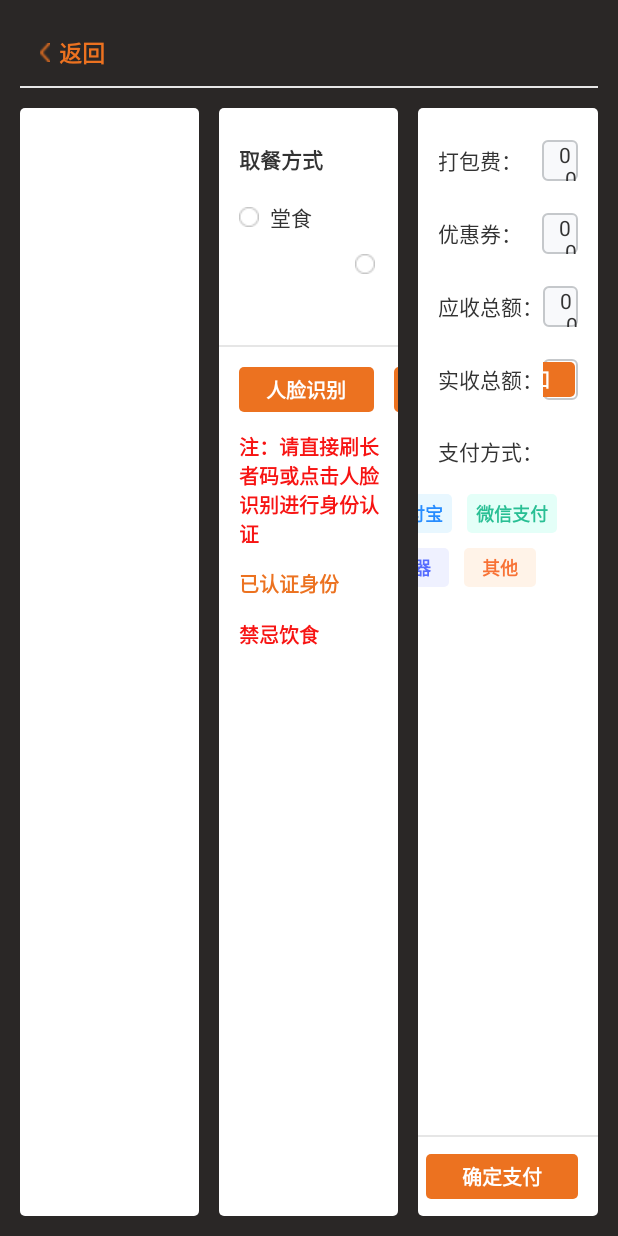
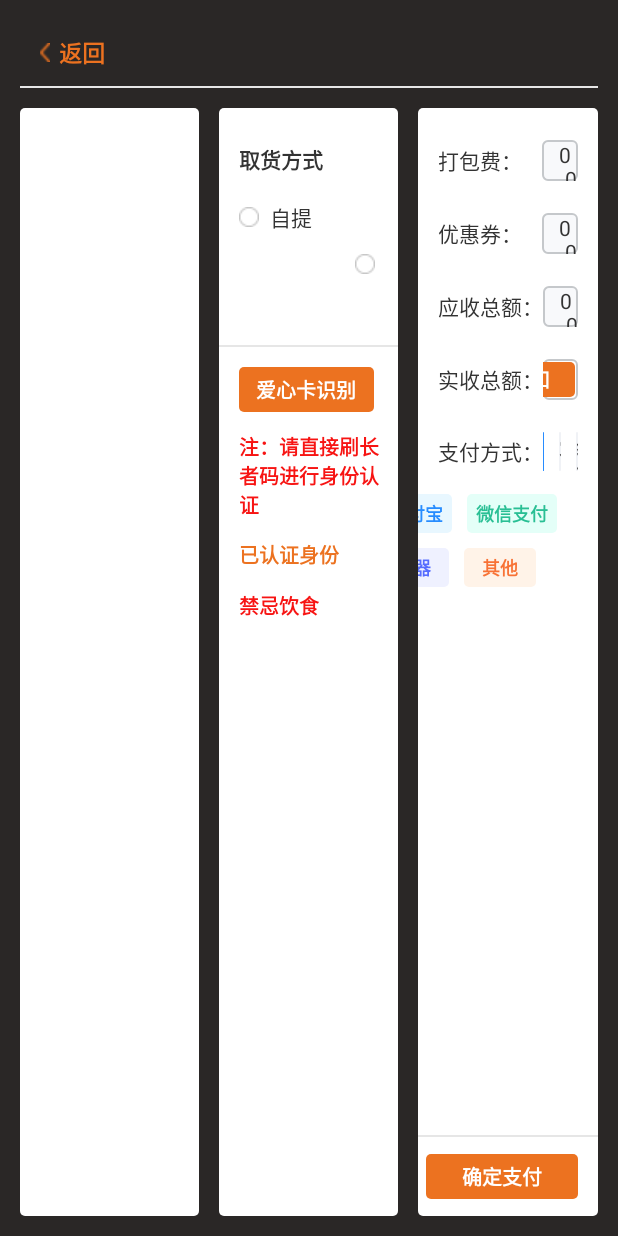
Before and after one commit to iminminxu/SmartMeal, an Android app: the layout act_confirm_order.xml on its own in the app's theme, with its tools: preview values and no code run, on a phone screen of 412 x 824 dp. Run offline under Robolectric (Android 15) with nearby library versions, the phone set to English and light mode, and no system bars; plain views replace BubbleLayout.

Commit message:
金东区演示

```diff
--- a/app/src/main/java/com/ecare/smartmeal/config/Constants.java
+++ b/app/src/main/java/com/ecare/smartmeal/config/Constants.java
@@ -52,6 +52,8 @@ public class Constants {
     public static final int REQ_CONFIRM_ORDER = 1001;
     public static final int REQ_MEMBER_INFO = 1002;
     public static final int REQ_MEMBER_RECHARGE = 1003;
+    public static final int REQ_UNION_PAY_RECOGNITION = 1004;
+    public static final int REQ_UNION_PAY_CONSUMPTION = 1005;
 
     //========== Key ==========
 
--- a/app/src/main/java/com/ecare/smartmeal/ui/fragment/HomePendingFragment.java
+++ b/app/src/main/java/com/ecare/smartmeal/ui/fragment/HomePendingFragment.java
@@ -55,7 +55,7 @@ public class HomePendingFragment extends SimpleFragment {
         });
         llPending.setClipToOutline(true);
         //设置ViewPager
-        String[] titles = {"收银台", "外送订单", "到店取餐", "长期预定"};
+        String[] titles = {"收银台", "外送订单", "到店取货", "长期预定"};
         List<Fragment> fragmentList = new ArrayList<>();
         fragmentList.add(OrderCategoryFragment.newInstance(OrderListFragment.ORDER_WAY_CASHIER));
         fragmentList.add(OrderCategoryFragment.newInstance(OrderListFragment.ORDER_WAY_DELIVERY));
--- a/app/src/main/java/com/ecare/smartmeal/ui/fragment/OrderCategoryFragment.java
+++ b/app/src/main/java/com/ecare/smartmeal/ui/fragment/OrderCategoryFragment.java
@@ -67,13 +67,13 @@ public class OrderCategoryFragment extends SimpleFragment {
                 fragmentList.add(OrderListFragment.newInstance(orderWay, OrderListFragment.STATUS_PENDING_DELIVERY));
                 break;
             case OrderListFragment.ORDER_WAY_SHOP:
-                titles = new String[]{"新订单", "待配餐", "待取餐"};
+                titles = new String[]{"新订单", "待配货", "待取货"};
                 fragmentList.add(OrderListFragment.newInstance(orderWay, OrderListFragment.STATUS_PENDING_ORDER));
                 fragmentList.add(OrderListFragment.newInstance(orderWay, OrderListFragment.STATUS_TO_BE_SERVED));
                 fragmentList.add(OrderListFragment.newInstance(orderWay, OrderListFragment.STATUS_MEAL_WAITING));
                 break;
             case OrderListFragment.ORDER_WAY_BOOKING:
-                titles = new String[]{"新预定", "今日待配餐"};
+                titles = new String[]{"新预定", "今日待配货"};
                 fragmentList.add(OrderListFragment.newInstance(orderWay, OrderListFragment.STATUS_PENDING_ORDER));
                 fragmentList.add(OrderListFragment.newInstance(orderWay, OrderListFragment.STATUS_PENDING_DELIVERY));
                 break;
--- a/app/src/main/res/layout/act_confirm_order.xml
+++ b/app/src/main/res/layout/act_confirm_order.xml
@@ -43,7 +43,7 @@
                 android:layout_height="wrap_content"
                 android:layout_marginStart="@dimen/dp_13"
                 android:layout_marginTop="@dimen/dp_23"
-                android:text="取餐方式"
+                android:text="取货方式"
                 android:textColor="@color/color_333333"
                 android:textSize="@dimen/font_14"
                 android:textStyle="bold" />
@@ -62,7 +62,7 @@
                     android:drawablePadding="@dimen/dp_7"
                     android:gravity="center_vertical"
                     android:padding="@dimen/dp_13"
-                    android:text="堂食"
+                    android:text="自提"
                     android:textColor="@color/color_333333"
                     android:textSize="@dimen/font_14" />
 
@@ -98,7 +98,7 @@
                     android:layout_marginStart="@dimen/dp_13"
                     android:background="@drawable/corners_3_solid_ec7220"
                     android:gravity="center"
-                    android:text="人脸识别"
+                    android:text="爱心卡识别"
                     android:textColor="@color/white"
                     android:textSize="@dimen/font_13"
                     android:textStyle="bold" />
@@ -113,7 +113,8 @@
                     android:text="手机号识别"
                     android:textColor="@color/white"
                     android:textSize="@dimen/font_13"
-                    android:textStyle="bold" />
+                    android:textStyle="bold"
+                    android:visibility="gone" />
 
                 <TextView
                     android:id="@+id/tv_id_card_input"
@@ -125,7 +126,8 @@
                     android:text="身份证输入"
                     android:textColor="@color/white"
                     android:textSize="@dimen/font_13"
-                    android:textStyle="bold" />
+                    android:textStyle="bold"
+                    android:visibility="gone" />
             </LinearLayout>
 
             <TextView
@@ -134,7 +136,7 @@
                 android:layout_height="wrap_content"
                 android:layout_marginStart="@dimen/dp_13"
                 android:layout_marginTop="@dimen/dp_13"
-                android:text="注：请直接刷长者码或点击人脸识别进行身份认证"
+                android:text="注：请直接刷长者码进行身份认证"
                 android:textColor="@color/color_f71413"
                 android:textSize="@dimen/font_13"
                 android:textStyle="bold" />
@@ -339,10 +341,24 @@
                     android:textStyle="bold" />
 
                 <RadioButton
+                    android:id="@+id/rb_union_pay"
+                    android:layout_width="0dp"
+                    android:layout_height="@dimen/dp_26"
+                    android:layout_marginStart="@dimen/dp_10"
+                    android:layout_weight="1"
+                    android:background="@drawable/sel_payment_method_bg"
+                    android:button="@null"
+                    android:gravity="center"
+                    android:text="爱心卡支付"
+                    android:textColor="@drawable/sel_payment_method_txt"
+                    android:textSize="@dimen/font_13"
+                    android:textStyle="bold" />
+
+                <RadioButton
                     android:id="@+id/rb_offline"
                     android:layout_width="0dp"
                     android:layout_height="@dimen/dp_26"
-                    android:layout_marginStart="@dimen/dp_27"
+                    android:layout_marginStart="@dimen/dp_10"
                     android:layout_weight="1"
                     android:background="@drawable/sel_payment_method_bg"
                     android:button="@null"
@@ -362,7 +378,7 @@
                 android:layout_marginEnd="@dimen/dp_13"
                 app:bl_arrowDirection="top"
                 app:bl_arrowHeight="@dimen/dp_8"
-                app:bl_arrowPosition="@dimen/dp_142"
+                app:bl_arrowPosition="@dimen/dp_155"
                 app:bl_arrowWidth="@dimen/dp_15"
                 app:bl_cornersRadius="@dimen/dp_10"
                 app:bl_strokeColor="@color/color_c5c8cb"
--- a/app/src/main/res/layout/frag_cashier.xml
+++ b/app/src/main/res/layout/frag_cashier.xml
@@ -20,7 +20,7 @@
             android:background="@color/color_ec7220"
             android:gravity="center_vertical"
             android:paddingStart="@dimen/dp_16"
-            android:text="已选菜品"
+            android:text="已选商品"
             android:textColor="@color/white"
             android:textSize="@dimen/font_15"
             android:textStyle="bold" />
```
Also changed, not shown: app/src/main/java/com/ecare/smartmeal/model/bean/req/UnionPayReqDTO.java (added, +34 -0 lines), app/src/main/java/com/ecare/smartmeal/model/bean/rsp/UnionPayRspDTO.java (added, +38 -0 lines), app/src/main/java/com/ecare/smartmeal/ui/activity/ConfirmOrderActivity.java (+65 -3 lines), app/src/main/res/layout/act_main.xml (+5 -3 lines).
